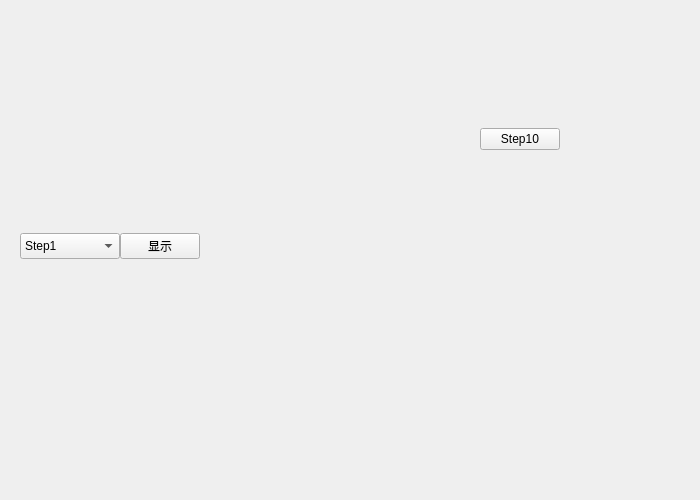
Above: Step10.ui from albert2lyu/QualityFunctionDeployment before the change. Below: the same form after it.
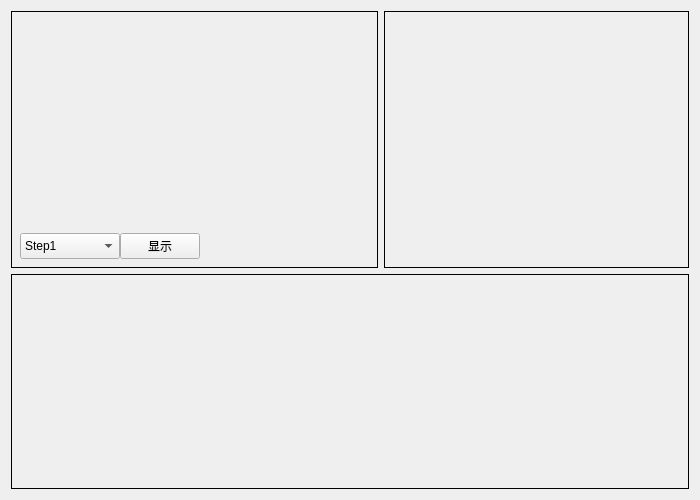
That is the form after the change. Icons and pictures are not drawn.

```diff
--- a/Step10.ui
+++ b/Step10.ui
@@ -42,6 +42,9 @@
          <height>200</height>
         </size>
        </property>
+       <property name="styleSheet">
+        <string notr="true">#widget{border:1px solid black}</string>
+       </property>
        <layout class="QVBoxLayout" name="verticalLayout_3">
         <item>
          <widget class="QWidget" name="widget_2" native="true">
@@ -58,7 +61,8 @@
            </size>
           </property>
           <property name="styleSheet">
-           <string notr="true">image: url(:/image/back.png);</string>
+           <string notr="true">image: url(:/image/back.png);
+border-color: rgb(0, 0, 0);border:1px;</string>
           </property>
          </widget>
         </item>
@@ -154,36 +158,30 @@
       </widget>
      </item>
      <item>
-      <widget class="QStackedWidget" name="stackedWidget">
-       <property name="sizePolicy">
-        <sizepolicy hsizetype="Minimum" vsizetype="Preferred">
-         <horstretch>0</horstretch>
-         <verstretch>0</verstretch>
-        </sizepolicy>
-       </property>
+      <widget class="QWidget" name="widget_3" native="true">
        <property name="minimumSize">
         <size>
-         <width>0</width>
+         <width>300</width>
          <height>0</height>
         </size>
        </property>
-       <property name="currentIndex">
-        <number>0</number>
-       </property>
-       <widget class="QWidget" name="page">
-        <layout class="QGridLayout" name="gridLayout" rowstretch="3" columnstretch="2">
-         <item row="0" column="0">
           <layout class="QVBoxLayout" name="verticalLayout_2">
            <property name="leftMargin">
-            <number>120</number>
+         <number>0</number>
+        </property>
+        <property name="topMargin">
+         <number>0</number>
            </property>
            <property name="rightMargin">
-            <number>120</number>
+         <number>0</number>
+        </property>
+        <property name="bottomMargin">
+         <number>0</number>
            </property>
            <item>
-            <widget class="QPushButton" name="pushButton">
+         <widget class="QStackedWidget" name="stackedWidget">
              <property name="sizePolicy">
-              <sizepolicy hsizetype="Preferred" vsizetype="Fixed">
+           <sizepolicy hsizetype="Minimum" vsizetype="Preferred">
                <horstretch>0</horstretch>
                <verstretch>0</verstretch>
               </sizepolicy>
@@ -194,19 +192,20 @@
                <height>0</height>
               </size>
              </property>
-             <property name="text">
-              <string>Step10</string>
-             </property>
-            </widget>
-           </item>
-          </layout>
-         </item>
-        </layout>
-       </widget>
+          <property name="styleSheet">
+           <string notr="true">#stackedWidget{border:1px solid black}</string>
+          </property>
+          <property name="currentIndex">
+           <number>0</number>
+          </property>
+          <widget class="QWidget" name="page"/>
        <widget class="QWidget" name="page_2"/>
       </widget>
      </item>
     </layout>
+      </widget>
+     </item>
+    </layout>
    </item>
    <item>
     <widget class="QStackedWidget" name="stackedWidget_2">
@@ -222,6 +221,9 @@
        <height>200</height>
       </size>
      </property>
+     <property name="styleSheet">
+      <string notr="true">#stackedWidget_2{border:1px solid black}</string>
+     </property>
      <widget class="QWidget" name="page_3">
       <layout class="QGridLayout" name="gridLayout_2">
        <property name="leftMargin">
```
Left out of the diff: 5 changed lines with no effect on the pictures. Lines whose indentation alone changed are shown as unchanged.
